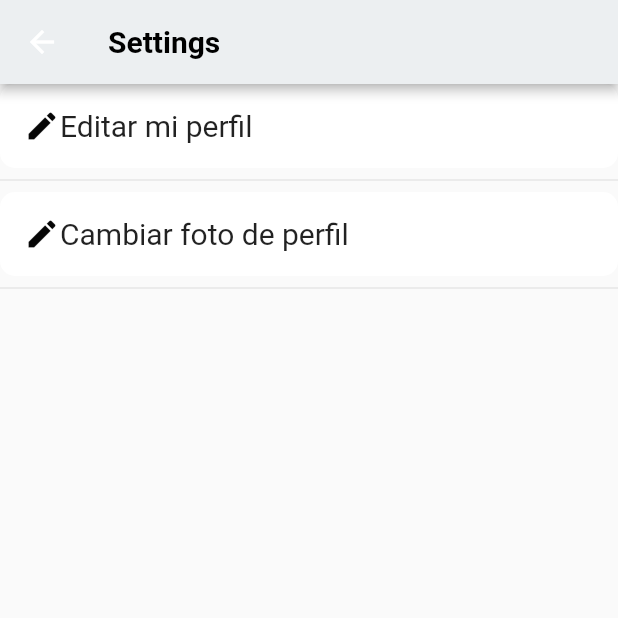
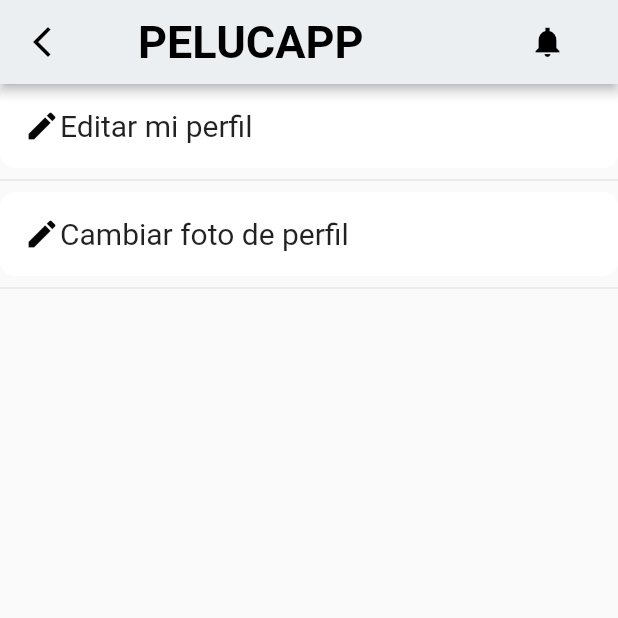
Before and after one commit to Tristan-Al/pelucapp, a Flutter app: the Settings screen opened by its route, on a phone screen of 412 x 824 dp, the top half of it. Run offline on Flutter 3.47's test engine with Material 2 defaults, Android fonts, the phone set to English and light mode, and no system bars; our stand-ins replace get, table_calendar; network calls fail.

Commit message:
mejora aplicacion

```diff
--- a/lib/screens/horario_screen.dart
+++ b/lib/screens/horario_screen.dart
@@ -79,7 +79,7 @@ class _HorarioScreenState extends State<HorarioScreen> {
                 padding: EdgeInsets.only(left: 20, right: 20),
                 child: ElevatedButton(
                   onPressed: () => {
-                    Navigator.pushNamed(context,'horario')
+                    Navigator.pushNamed(context,'resumen')
                   },
                   child: const Text('Siguiente', style: TextStyle( fontSize: 20)),
                 ),
--- a/lib/screens/resumen_pedido.dart
+++ b/lib/screens/resumen_pedido.dart
@@ -53,21 +53,17 @@ class ResumenPedidoScreen extends StatelessWidget {
             SizedBox(
               height: 20,
             ),
-            Row(
-              children: [
             BigText(
                   text: 'Peluquero:',
                   color: AppTheme.secondaryTextColor,
                 ),
             SizedBox(
-                  width: 20,
+              height: 20,
             ),
             SmallText(
               text: 'Peluquero.nombre',
               color: AppTheme.secondaryTextColor,
               size: 30,
-                ),
-              ],
             ),
             SizedBox(
               height: 20,
--- a/lib/screens/settings_screen.dart
+++ b/lib/screens/settings_screen.dart
@@ -1,20 +1,38 @@
 import 'package:flutter/material.dart';
+import 'package:pelucapp/theme/app_theme.dart';
+import 'package:pelucapp/widgets/widgets.dart';
 
 class Settings extends StatelessWidget {
   @override
   Widget build(BuildContext context) {
     return Scaffold(
       appBar: AppBar(
-        title:
-          Text(
-            'Settings',
-            style: TextStyle(
-              fontSize: 20.0,
-              fontWeight: FontWeight.bold,
-              color: Color.fromARGB(255, 0, 0, 0),
+        leading: IconButton(
+          onPressed: (){
+            Navigator.pop(context);
+          },
+           icon: Icon(Icons.arrow_back_ios_new, color: AppTheme.secondaryTextColor),
+        ),
+        title: Padding(
+          padding: EdgeInsets.only(left: 20),
+          child: BigText(text: 'PELUCAPP', color: AppTheme.secondaryTextColor,),
+        ),
+        actions: [
+          Padding(
+            padding:
+                const EdgeInsets.only(left: 8, top: 8, bottom: 8, right: 35),
+            child: GestureDetector(
+              onTap: () {
+                Navigator.pushNamed(context, 'notificaciones');
+              },
+              child: const Icon(
+                Icons.notifications_sharp,
+                color: AppTheme.secondaryTextColor,
+              )
+            )
+          )
+        ],
       ),
-    ),
-  ),
     body: Column(
          children: [ Container(
 
--- a/lib/widgets/small_text.dart
+++ b/lib/widgets/small_text.dart
@@ -17,6 +17,8 @@ class SmallText extends StatelessWidget {
   Widget build(BuildContext context) {
     return Text(
       text,
+      maxLines: 1,
+      overflow: TextOverflow.ellipsis,
       style: TextStyle(
         color: color,
         fontWeight: FontWeight.w400,
```
Lines whose indentation alone changed are shown as unchanged.
